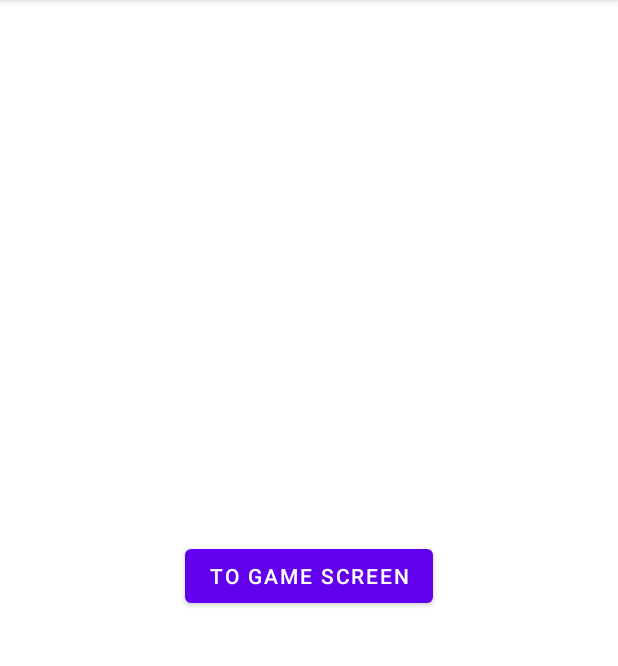
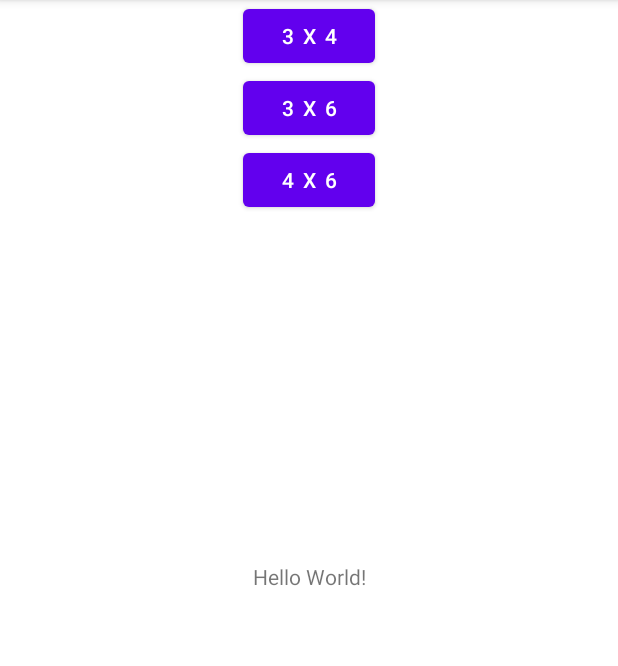
Before and after one commit to katherine-co/CS4750-MemoryGame, an Android app: the screen it shows after launch (MainActivity), on a phone screen of 412 x 824 dp, the part 84-750 px from its top. Run offline under Robolectric (Android 15) with nearby library versions, the phone set to English and light mode, and no system bars.

Commit message:
Added multiple difficulty buttons

```diff
--- a/app/src/main/java/com/android/memoryGame/GameScreen.kt
+++ b/app/src/main/java/com/android/memoryGame/GameScreen.kt
@@ -11,7 +11,11 @@ class GameScreen : AppCompatActivity() {
         super.onCreate(savedInstanceState)
         setContentView(R.layout.game_screen)
 
+        val bundle = intent.extras
+        val dimensions: IntArray? = bundle!!.getIntArray("dimension")
+
         gameGrid = findViewById(R.id.game_grid)
+        gameGrid.numColumns = dimensions!!.elementAt(0)
 //        val arrayList : ArrayList<String> = ArrayList<String>()
 //
 //        arrayList.add("1")
--- a/app/src/main/java/com/android/memoryGame/MainActivity.kt
+++ b/app/src/main/java/com/android/memoryGame/MainActivity.kt
@@ -1,10 +1,10 @@
 package com.android.memoryGame
 
 import androidx.appcompat.app.AppCompatActivity
-import android.os.Bundle
 import com.android.memoryGame.R
 
 import android.content.Intent
+import android.os.Bundle
 import android.widget.Button
 import androidx.core.content.ContextCompat.startActivity
 
@@ -13,16 +13,39 @@ import androidx.core.content.ContextCompat.startActivity
 
 class MainActivity : AppCompatActivity() {
 
-    private lateinit var b1: Button
+    private lateinit var easyButton: Button
+    private lateinit var mediumButton: Button
+    private lateinit var hardButton: Button
 
     override fun onCreate(savedInstanceState: Bundle?) {
         super.onCreate(savedInstanceState)
         setContentView(R.layout.activity_main)
 
-        b1 = findViewById(R.id.game_button)
-        b1.setOnClickListener {
-            val i = Intent(this,GameScreen::class.java)
-            startActivity(i)
+        easyButton = findViewById(R.id.easy)
+        mediumButton = findViewById(R.id.medium)
+        hardButton = findViewById(R.id.hard)
+
+        easyButton.setOnClickListener {
+            launchGameScreen(intArrayOf(3, 4))
+        }
+        mediumButton.setOnClickListener {
+            launchGameScreen(intArrayOf(3, 6))
+        }
+        hardButton.setOnClickListener {
+            launchGameScreen(intArrayOf(4, 6))
         }
     }
+
+    fun launchGameScreen(dimensions: IntArray) {
+        val i = Intent(this,GameScreen::class.java)
+
+        var bundle = Bundle()
+        //Add your data to bundle
+        bundle.putIntArray("dimension", dimensions);
+
+        //Add the bundle to the intent
+        i.putExtras(bundle);
+
+        startActivity(i)
+    }
 }
--- a/app/src/main/res/layout/activity_main.xml
+++ b/app/src/main/res/layout/activity_main.xml
@@ -8,22 +8,40 @@
     tools:context="com.android.memoryGame.MainActivity">
 
 	<TextView
+		android:id="@+id/textView2"
 		android:layout_width="wrap_content"
 		android:layout_height="wrap_content"
 		android:text="Hello World!"
 		app:layout_constraintBottom_toBottomOf="parent"
 		app:layout_constraintLeft_toLeftOf="parent"
 		app:layout_constraintRight_toRightOf="parent"
-		app:layout_constraintTop_toTopOf="parent"/>
+		app:layout_constraintTop_toTopOf="parent" />
 
 	<Button
-		android:id="@+id/game_button"
+		android:id="@+id/easy"
 		android:layout_width="wrap_content"
 		android:layout_height="wrap_content"
-		android:text="To Game Screen"
-		app:layout_constraintBottom_toBottomOf="parent"
+		android:text="3 x 4"
 		app:layout_constraintLeft_toLeftOf="parent"
 		app:layout_constraintRight_toRightOf="parent"
 		app:layout_constraintTop_toTopOf="parent" />
 
+	<Button
+		android:id="@+id/medium"
+		android:layout_width="wrap_content"
+		android:layout_height="wrap_content"
+		android:text="3 x 6"
+		app:layout_constraintLeft_toLeftOf="parent"
+		app:layout_constraintRight_toRightOf="parent"
+		app:layout_constraintTop_toBottomOf="@+id/easy" />
+
+	<Button
+		android:id="@+id/hard"
+		android:layout_width="wrap_content"
+		android:layout_height="wrap_content"
+		android:text="4 x 6"
+		app:layout_constraintLeft_toLeftOf="parent"
+		app:layout_constraintRight_toRightOf="parent"
+		app:layout_constraintTop_toBottomOf="@+id/medium" />
+
 </androidx.constraintlayout.widget.ConstraintLayout>
```
Also changed, not shown: app/src/main/res/layout/game_screen.xml (+15 -2 lines). Lines whose indentation alone changed are shown as unchanged.
